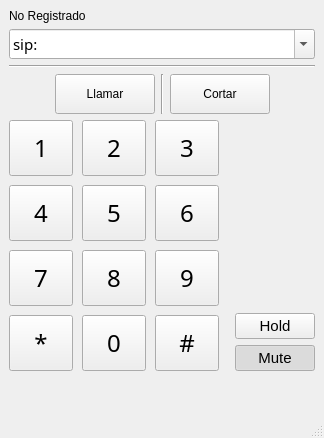
Above: src/mainwindow.ui from sisuani/voipc before the change. Below: the same form after it.
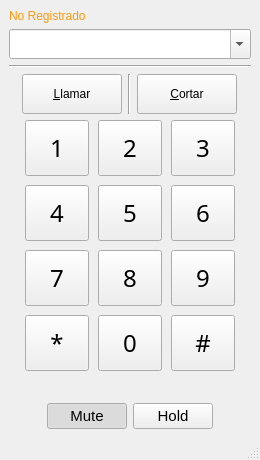
That is the form after the change.

Commit message: unregister ; update interface

```diff
--- a/src/mainwindow.ui
+++ b/src/mainwindow.ui
@@ -6,17 +6,38 @@
    <rect>
     <x>0</x>
     <y>0</y>
-    <width>324</width>
-    <height>438</height>
+    <width>260</width>
+    <height>460</height>
    </rect>
   </property>
+  <property name="sizePolicy">
+   <sizepolicy hsizetype="Fixed" vsizetype="Fixed">
+    <horstretch>0</horstretch>
+    <verstretch>0</verstretch>
+   </sizepolicy>
+  </property>
+  <property name="minimumSize">
+   <size>
+    <width>260</width>
+    <height>460</height>
+   </size>
+  </property>
+  <property name="maximumSize">
+   <size>
+    <width>260</width>
+    <height>460</height>
+   </size>
+  </property>
   <property name="windowTitle">
    <string>VoipC</string>
   </property>
   <widget class="QWidget" name="centralwidget">
-   <layout class="QVBoxLayout" name="verticalLayout_2">
+   <layout class="QVBoxLayout" name="verticalLayout">
     <item>
      <widget class="QLabel" name="statusLabel">
+      <property name="styleSheet">
+       <string notr="true">color: #F39C12;</string>
+      </property>
       <property name="text">
        <string>No Registrado</string>
       </property>
@@ -33,11 +54,6 @@
       <property name="editable">
        <bool>true</bool>
       </property>
-      <item>
-       <property name="text">
-        <string>sip:</string>
-       </property>
-      </item>
      </widget>
     </item>
     <item>
@@ -77,7 +93,10 @@
          </size>
         </property>
         <property name="text">
-         <string>Llamar</string>
+         <string>&amp;Llamar</string>
+        </property>
+        <property name="shortcut">
+         <string>Ctrl+L</string>
         </property>
         <property name="toolButtonStyle">
          <enum>Qt::ToolButtonTextUnderIcon</enum>
@@ -106,7 +125,10 @@
          </size>
         </property>
         <property name="text">
-         <string>Cortar</string>
+         <string>&amp;Cortar</string>
+        </property>
+        <property name="shortcut">
+         <string>Ctrl+C</string>
         </property>
         <property name="toolButtonStyle">
          <enum>Qt::ToolButtonTextUnderIcon</enum>
@@ -473,23 +495,10 @@
         </item>
        </layout>
       </item>
-      <item>
-       <spacer name="horizontalSpacer_3">
-        <property name="orientation">
-         <enum>Qt::Horizontal</enum>
-        </property>
-        <property name="sizeHint" stdset="0">
-         <size>
-          <width>37</width>
-          <height>250</height>
-         </size>
-        </property>
-       </spacer>
+     </layout>
       </item>
       <item>
-       <layout class="QVBoxLayout" name="verticalLayout">
-        <item>
-         <spacer name="verticalSpacer_3">
+     <spacer name="verticalSpacer">
           <property name="orientation">
            <enum>Qt::Vertical</enum>
           </property>
@@ -502,19 +511,19 @@
          </spacer>
         </item>
         <item>
-         <widget class="QPushButton" name="holdButton">
-          <property name="font">
-           <font>
-            <pointsize>11</pointsize>
-           </font>
-          </property>
-          <property name="text">
-           <string>Hold</string>
-          </property>
-          <property name="checkable">
-           <bool>true</bool>
-          </property>
-         </widget>
+     <layout class="QHBoxLayout" name="horizontalLayout_2">
+      <item>
+       <spacer name="horizontalSpacer">
+        <property name="orientation">
+         <enum>Qt::Horizontal</enum>
+        </property>
+        <property name="sizeHint" stdset="0">
+         <size>
+          <width>40</width>
+          <height>20</height>
+         </size>
+        </property>
+       </spacer>
         </item>
         <item>
          <widget class="QPushButton" name="muteButton">
@@ -534,22 +543,35 @@
           </property>
          </widget>
         </item>
-       </layout>
+      <item>
+       <widget class="QPushButton" name="holdButton">
+        <property name="font">
+         <font>
+          <pointsize>11</pointsize>
+         </font>
+        </property>
+        <property name="text">
+         <string>Hold</string>
+        </property>
+        <property name="checkable">
+         <bool>true</bool>
+        </property>
+       </widget>
       </item>
-     </layout>
-    </item>
     <item>
-     <spacer name="verticalSpacer">
+       <spacer name="horizontalSpacer_2">
       <property name="orientation">
-       <enum>Qt::Vertical</enum>
+         <enum>Qt::Horizontal</enum>
       </property>
       <property name="sizeHint" stdset="0">
        <size>
-        <width>20</width>
-        <height>40</height>
+          <width>40</width>
+          <height>20</height>
        </size>
       </property>
      </spacer>
+      </item>
+     </layout>
     </item>
    </layout>
    <zorder>statusLabel</zorder>
```
Left out of the diff: 5 changed lines with no effect on the pictures. Lines whose indentation alone changed are shown as unchanged. The commit also changes 4 other files.
